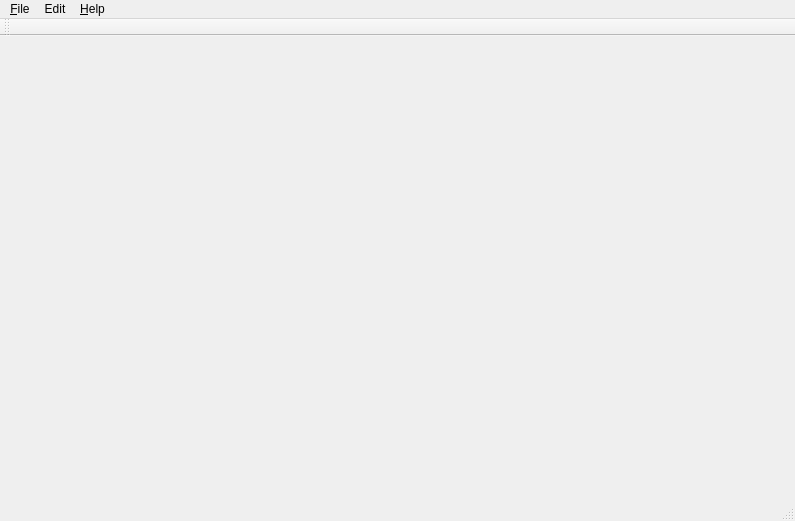
missdeer/cjlv, file mainwindow.ui: the form before one commit.
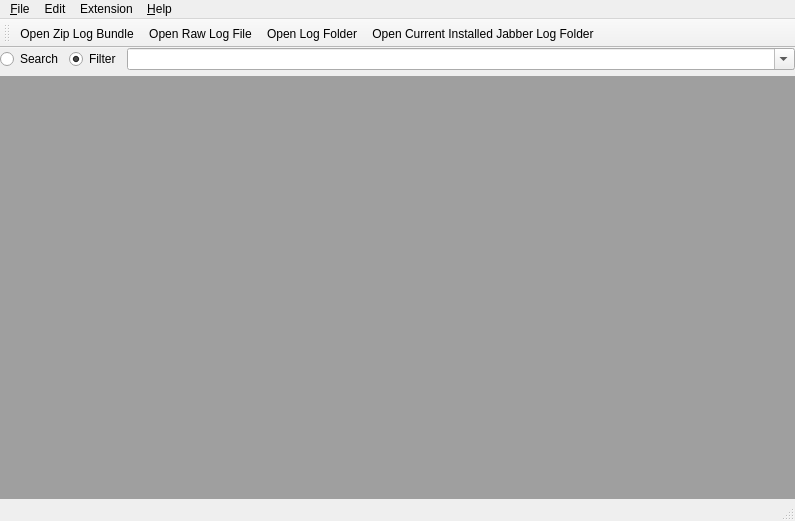
The form after the commit. Icons and pictures are not drawn.

Commit message: (*)radio action

```diff
--- a/mainwindow.ui
+++ b/mainwindow.ui
@@ -17,14 +17,60 @@
    <iconset resource="cjlv.qrc">
     <normaloff>:/cjlv.png</normaloff>:/cjlv.png</iconset>
   </property>
-  <widget class="QWidget" name="centralWidget"/>
+  <widget class="QWidget" name="centralWidget">
+   <layout class="QVBoxLayout" name="verticalLayout">
+    <property name="leftMargin">
+     <number>0</number>
+    </property>
+    <property name="topMargin">
+     <number>0</number>
+    </property>
+    <property name="rightMargin">
+     <number>0</number>
+    </property>
+    <property name="bottomMargin">
+     <number>0</number>
+    </property>
+    <item>
+     <layout class="QHBoxLayout" name="horizontalLayout" stretch="0,0,1">
+      <item>
+       <widget class="QRadioButton" name="radioSearch">
+        <property name="text">
+         <string>Search</string>
+        </property>
+       </widget>
+      </item>
+      <item>
+       <widget class="QRadioButton" name="radioFilter">
+        <property name="text">
+         <string>Filter</string>
+        </property>
+        <property name="checked">
+         <bool>true</bool>
+        </property>
+       </widget>
+      </item>
+      <item>
+       <widget class="QComboBox" name="cbKeyword">
+        <property name="editable">
+         <bool>true</bool>
+        </property>
+       </widget>
+      </item>
+     </layout>
+    </item>
+    <item>
+     <widget class="QMdiArea" name="mdiArea"/>
+    </item>
+   </layout>
+  </widget>
   <widget class="QMenuBar" name="menuBar">
    <property name="geometry">
     <rect>
      <x>0</x>
      <y>0</y>
      <width>795</width>
-     <height>18</height>
+     <height>22</height>
     </rect>
    </property>
    <widget class="QMenu" name="menu_File">
@@ -57,8 +103,15 @@
     </property>
     <addaction name="actionAbout"/>
    </widget>
+   <widget class="QMenu" name="menuExtension">
+    <property name="title">
+     <string>Extension</string>
+    </property>
+    <addaction name="actionEdit"/>
+   </widget>
    <addaction name="menu_File"/>
    <addaction name="menuEdit"/>
+   <addaction name="menuExtension"/>
    <addaction name="menu_Help"/>
   </widget>
   <widget class="QToolBar" name="mainToolBar">
@@ -68,6 +121,10 @@
    <attribute name="toolBarBreak">
     <bool>false</bool>
    </attribute>
+   <addaction name="actionOpenZipLogBundle"/>
+   <addaction name="actionOpenRawLogFile"/>
+   <addaction name="actionOpenLogFolder"/>
+   <addaction name="actionOpenCurrentInstalledJabberLogFolder"/>
   </widget>
   <widget class="QStatusBar" name="statusBar"/>
   <action name="actionOpenZipLogBundle">
```
Left out of the diff: 5 changed lines with no effect on the pictures. The commit also changes 2 other files.
